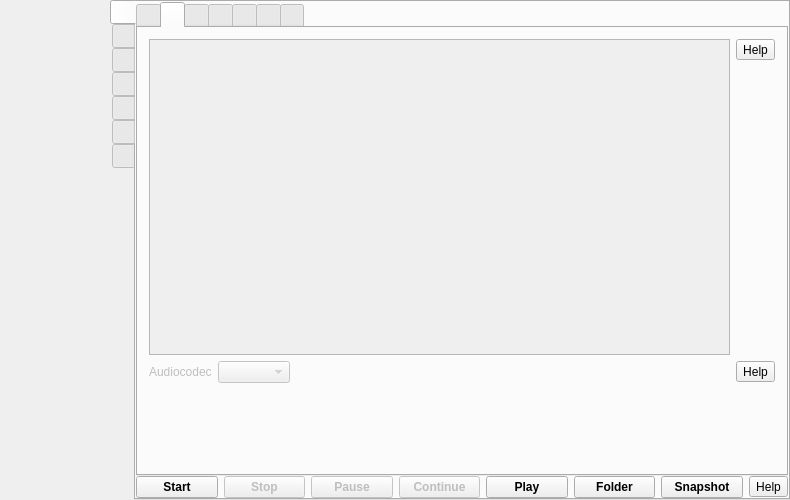
Qt form src/formMainWindow.ui (vkohaupt/vokoscreenNG) before a commit.
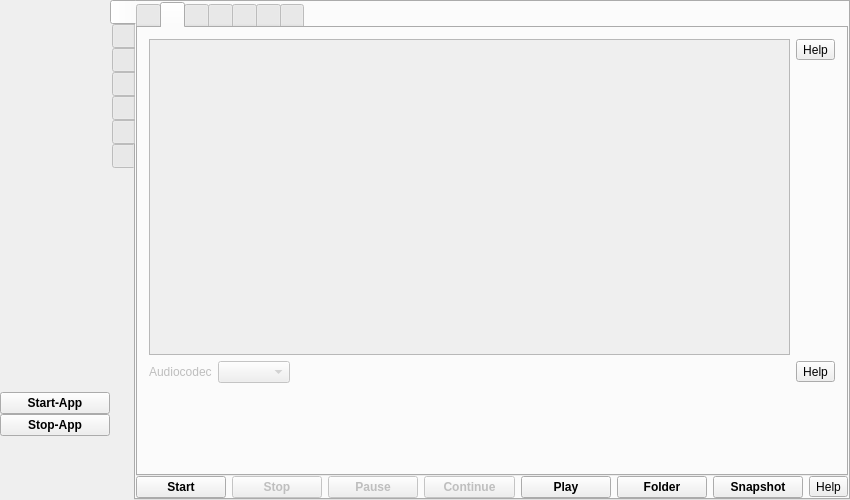
The same form after that commit. The open tabs and pages were chosen to show the change. Icons and pictures are not drawn.

The edit to the form file:
```diff
--- a/src/formMainWindow.ui
+++ b/src/formMainWindow.ui
@@ -6,7 +6,7 @@
    <rect>
     <x>0</x>
     <y>0</y>
-    <width>790</width>
+    <width>850</width>
     <height>500</height>
    </rect>
   </property>
@@ -290,6 +290,35 @@
          </property>
         </widget>
        </item>
+       <item>
+        <widget class="QPushButton" name="pushButtonStartAppsrc">
+         <property name="font">
+          <font>
+           <weight>75</weight>
+           <bold>true</bold>
+          </font>
+         </property>
+         <property name="toolTip">
+          <string notr="true"/>
+         </property>
+         <property name="text">
+          <string notr="true">Start-App</string>
+         </property>
+        </widget>
+       </item>
+       <item>
+        <widget class="QPushButton" name="pushButtonStopAppsrc">
+         <property name="font">
+          <font>
+           <weight>75</weight>
+           <bold>true</bold>
+          </font>
+         </property>
+         <property name="text">
+          <string notr="true">Stop-App</string>
+         </property>
+        </widget>
+       </item>
        <item>
         <spacer name="verticalSpacer_16">
          <property name="orientation">
@@ -1181,7 +1210,7 @@
                      <rect>
                       <x>0</x>
                       <y>0</y>
-                      <width>573</width>
+                      <width>633</width>
                       <height>258</height>
                      </rect>
                     </property>
```
Left out of the diff: 2 changed lines with no effect on the pictures.
